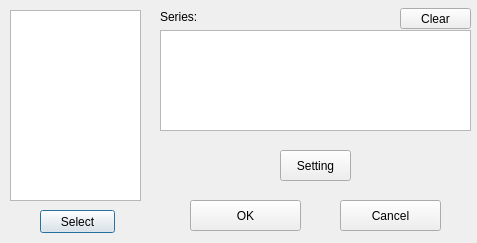
Qt form general_plot_window.ui (cph560/Minitab) before a commit.
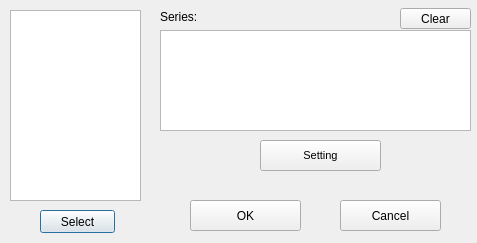
The same form after that commit.

```diff
--- a/general_plot_window.ui
+++ b/general_plot_window.ui
@@ -104,15 +104,15 @@
   <widget class="QPushButton" name="setting_btn">
    <property name="geometry">
     <rect>
-     <x>280</x>
-     <y>150</y>
-     <width>71</width>
+     <x>260</x>
+     <y>140</y>
+     <width>121</width>
      <height>31</height>
     </rect>
    </property>
    <property name="font">
     <font>
-     <pointsize>9</pointsize>
+     <pointsize>8</pointsize>
     </font>
    </property>
    <property name="text">
```
